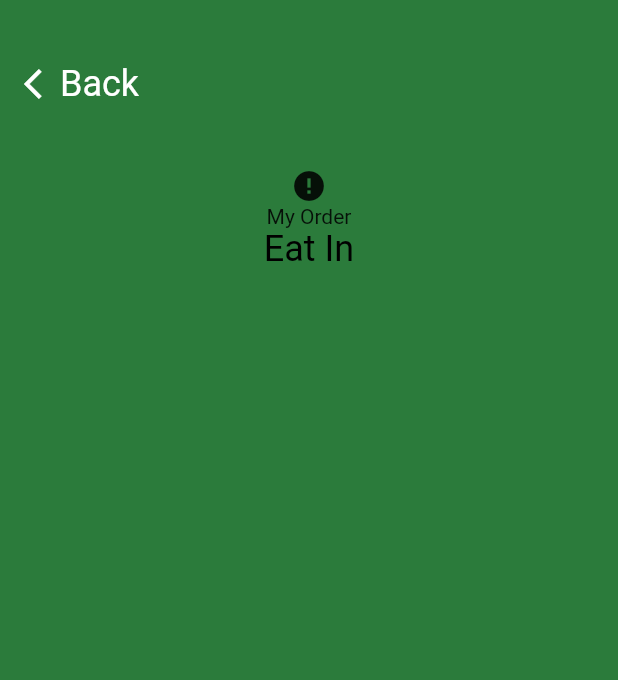
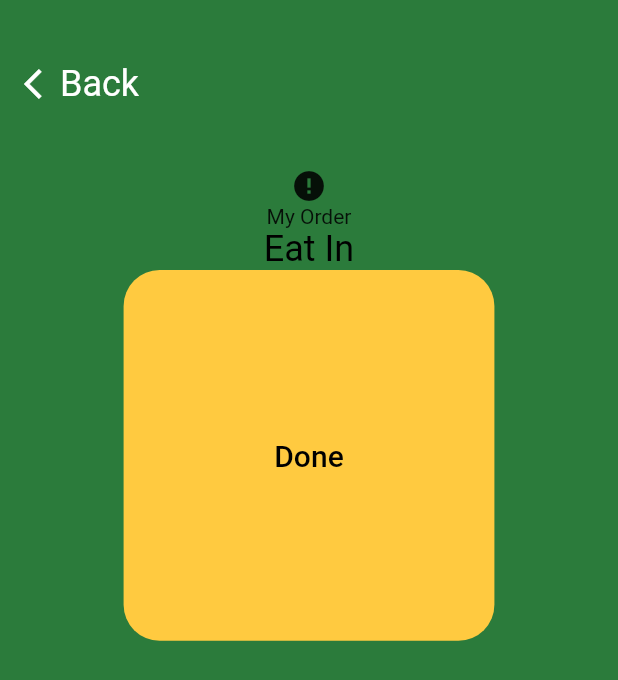
Before and after one commit to anoochit/flutter_kiosk, a Flutter app: the OrderPage screen opened directly, on a phone screen of 412 x 824 dp. Shown: the top 680 px of the screen. Run offline on Flutter 3.47's test engine with Material 2 defaults, Android fonts, the phone set to English and light mode, and no system bars; drawn by our look-alikes of cached_network_image; our stand-ins replace get, google_fonts, shimmer; network calls fail; Roboto replaces fonts that are missing (Mukta).

Commit message:
add order model, post order, order page

```diff
--- a/kiosk/lib/const.dart
+++ b/kiosk/lib/const.dart
@@ -2,7 +2,7 @@
 import 'package:flutter/material.dart';
 import 'package:kiosk/models/menu_model.dart';
 
-const String urlEndpoint = "http://3485-2001-fb1-14f-ccbd-8d1b-d5cf-770a-be8c.ngrok.io";
+const String urlEndpoint = "http://fa54-2001-fb1-14f-ccbd-8d1b-d5cf-770a-be8c.ngrok.io";
 
 // logo
 const logoImage = '$urlEndpoint/uploads/Mc_Donalds_logo_1024x768_edf4dd259f.png';
--- a/kiosk/lib/controls/kiosk_controller.dart
+++ b/kiosk/lib/controls/kiosk_controller.dart
@@ -1,7 +1,8 @@
 import 'dart:developer';
 
 import 'package:get/get.dart';
-import 'package:kiosk/models/food_model.dart';
+import 'package:kiosk/models/food_model.dart' as food;
+import 'package:kiosk/models/order_model.dart' as order;
 import 'package:kiosk/services/kiosk_service.dart';
 
 class KioskController extends GetxController {
@@ -10,8 +11,7 @@ class KioskController extends GetxController {
   RxString orderType = "eatin".obs;
 
   /*
-   RxList<dynamic> favoriteFoods = [].obs;
-
+  RxList<dynamic> favoriteFoods = [].obs;
   getFavoriteFood({int id = 1}) async {
     KioskService kioskService = KioskService();
     Response<dynamic> response = await kioskService.getFoodByCategory(id: id);
@@ -24,11 +24,12 @@ class KioskController extends GetxController {
   }
   */
 
-  Future<List<Food>?> getFoodByCategory({required int id}) async {
+  Future<List<food.Food>?> getFoodByCategory({required int id}) async {
     KioskService kioskService = KioskService();
+    // sent post request to strapi
     Response<dynamic> response = await kioskService.getFoodByCategory(id: id);
     if (response.isOk) {
-      var result = foodFromJson(response.bodyString.toString());
+      var result = food.foodFromJson(response.bodyString.toString());
       log('total in favorite =  ${result.length}');
       return result;
     } else {
@@ -47,4 +48,39 @@ class KioskController extends GetxController {
   removeOrderItemAt(int index) {
     orderData.removeAt(index);
   }
+
+  Future<order.Order?> postOrder({required RxList<Map> orderItems, required String type, String status = "order", String table = "kiosk"}) async {
+    KioskService kioskService = KioskService();
+
+    // make a request data
+    List<Map<String, dynamic>> dataItem = [];
+
+    // calulate total
+    double total = 0;
+    for (var element in orderItems) {
+      total = total + (element["price"] * element["qt"]);
+      //log('$element');
+      dataItem.add({
+        "food": {"id": element["id"]},
+        "qt": element["qt"],
+        "price": element["price"]
+      });
+    }
+
+    // request body
+    var requestData = {"items": dataItem, "status": status, "table": table, "type": type, "total": total};
+    log('$requestData');
+
+    // sent post request to strapi
+    Response<dynamic> response = await kioskService.postOrder(data: requestData);
+    log('status code = ${response.statusCode}');
+
+    // check http status
+    if (response.isOk) {
+      var result = order.orderFromJson(response.bodyString.toString());
+      return result;
+    } else {
+      return null;
+    }
+  }
 }
--- a/kiosk/lib/models/order_model.dart
+++ b/kiosk/lib/models/order_model.dart
@@ -1 +1,135 @@
 // TODO : Create order model
+// To parse this JSON data, do
+//
+//     final order = orderFromJson(jsonString);
+
+import 'package:meta/meta.dart';
+import 'dart:convert';
+
+Order orderFromJson(String str) => Order.fromJson(json.decode(str));
+
+String orderToJson(Order data) => json.encode(data.toJson());
+
+class Order {
+  Order({
+    this.id,
+    this.status,
+    this.table,
+    this.type,
+    this.total,
+    this.items,
+  });
+
+  final int? id;
+  final String? status;
+  final String? table;
+  final String? type;
+  final int? total;
+  final List<Item>? items;
+
+  factory Order.fromJson(Map<String, dynamic> json) => Order(
+        id: json["id"] == null ? null : json["id"],
+        status: json["status"] == null ? null : json["status"],
+        table: json["table"] == null ? null : json["table"],
+        type: json["type"] == null ? null : json["type"],
+        total: json["total"] == null ? null : json["total"],
+        items: json["items"] == null ? null : List<Item>.from(json["items"].map((x) => Item.fromJson(x))),
+      );
+
+  Map<String, dynamic> toJson() => {
+        "id": id == null ? null : id,
+        "status": status == null ? null : status,
+        "table": table == null ? null : table,
+        "type": type == null ? null : type,
+        "total": total == null ? null : total,
+        "items": items == null ? null : List<dynamic>.from(items!.map((x) => x.toJson())),
+      };
+}
+
+class Item {
+  Item({
+    this.id,
+    this.food,
+    this.qt,
+    this.price,
+  });
+
+  final int? id;
+  final Food? food;
+  final int? qt;
+  final int? price;
+
+  factory Item.fromJson(Map<String, dynamic> json) => Item(
+        id: json["id"] == null ? null : json["id"],
+        food: json["food"] == null ? null : Food.fromJson(json["food"]),
+        qt: json["qt"] == null ? null : json["qt"],
+        price: json["price"] == null ? null : json["price"],
+      );
+
+  Map<String, dynamic> toJson() => {
+        "id": id == null ? null : id,
+        "food": food == null ? null : food!.toJson(),
+        "qt": qt == null ? null : qt,
+        "price": price == null ? null : price,
+      };
+}
+
+class Food {
+  Food({
+    this.id,
+    this.title,
+    this.description,
+    this.price,
+    this.publishedAt,
+    this.createdAt,
+    this.updatedAt,
+    this.image,
+  });
+
+  final int? id;
+  final String? title;
+  final String? description;
+  final double? price;
+  final DateTime? publishedAt;
+  final DateTime? createdAt;
+  final DateTime? updatedAt;
+  final Image? image;
+
+  factory Food.fromJson(Map<String, dynamic> json) => Food(
+        id: json["id"] == null ? null : json["id"],
+        title: json["title"] == null ? null : json["title"],
+        description: json["description"] == null ? null : json["description"],
+        price: json["price"] == null ? null : json["price"].toDouble(),
+        publishedAt: json["published_at"] == null ? null : DateTime.parse(json["published_at"]),
+        createdAt: json["created_at"] == null ? null : DateTime.parse(json["created_at"]),
+        updatedAt: json["updated_at"] == null ? null : DateTime.parse(json["updated_at"]),
+        image: json["image"] == null ? null : Image.fromJson(json["image"]),
+      );
+
+  Map<String, dynamic> toJson() => {
+        "id": id == null ? null : id,
+        "title": title == null ? null : title,
+        "description": description == null ? null : description,
+        "price": price == null ? null : price,
+        "published_at": publishedAt == null ? null : publishedAt!.toIso8601String(),
+        "created_at": createdAt == null ? null : createdAt!.toIso8601String(),
+        "updated_at": updatedAt == null ? null : updatedAt!.toIso8601String(),
+        "image": image == null ? null : image!.toJson(),
+      };
+}
+
+class Image {
+  Image({
+    this.url,
+  });
+
+  final String? url;
+
+  factory Image.fromJson(Map<String, dynamic> json) => Image(
+        url: json["url"] == null ? null : json["url"],
+      );
+
+  Map<String, dynamic> toJson() => {
+        "url": url == null ? null : url,
+      };
+}
--- a/kiosk/lib/pages/menu/menu_order_widget.dart
+++ b/kiosk/lib/pages/menu/menu_order_widget.dart
@@ -107,6 +107,8 @@ class _MenuOrderListState extends State<MenuOrderList> {
                             style: Theme.of(context).textTheme.headline4,
                           ),
                         ),
+
+                        // done button
                         InkWell(
                           child: Container(
                             width: constraints.maxWidth * 0.6,
--- a/kiosk/lib/pages/order/order.dart
+++ b/kiosk/lib/pages/order/order.dart
@@ -57,6 +57,26 @@ class _OrderPageState extends State<OrderPage> {
             // List order
 
             // Total / Checkout Button
+            InkWell(
+              child: Container(
+                width: constraints.maxWidth * 0.6,
+                height: constraints.maxWidth * 0.6,
+                child: Center(
+                  child: Text(
+                    "Done",
+                    style: Theme.of(context).textTheme.headline6,
+                  ),
+                ),
+                decoration: BoxDecoration(
+                  color: const Color.fromARGB(255, 255, 202, 64),
+                  borderRadius: BorderRadius.circular(24.0),
+                ),
+              ),
+              onTap: () {
+                // post order
+                //kioskController.testPostOrder(orderItems: kioskController.orderData, type: '${kioskController.orderType}');
+              },
+            ),
           ],
         ),
       ),
--- a/kiosk/lib/services/kiosk_service.dart
+++ b/kiosk/lib/services/kiosk_service.dart
@@ -5,4 +5,10 @@ class KioskService extends GetConnect {
   Future<Response> getFoodByCategory({required int id}) => get(
         '$urlEndpoint/foods?categories.id=$id',
       );
+
+  Future<Response> postOrder({required Map data}) => post(
+        '$urlEndpoint/orders',
+        data,
+        contentType: "application/json",
+      );
 }
```
Also changed, not shown: 6 other files.
